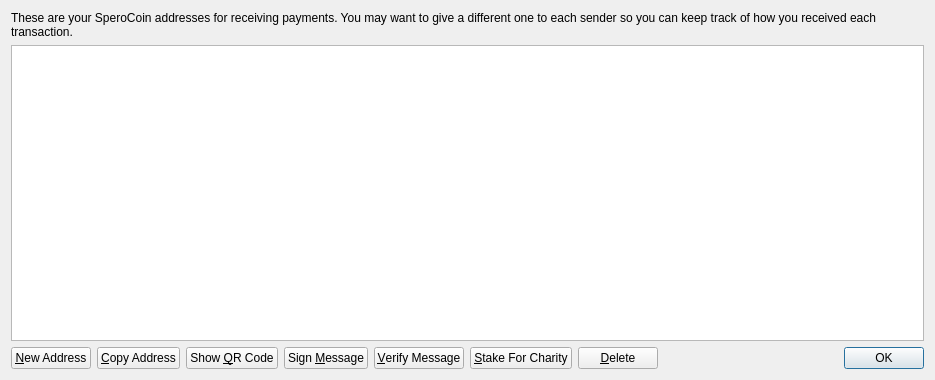
This is src/qt/forms/addressbookpage.ui in LightBurdenOfficial/SperoCoin as Qt 5 draws it before an edit. The edited form follows.
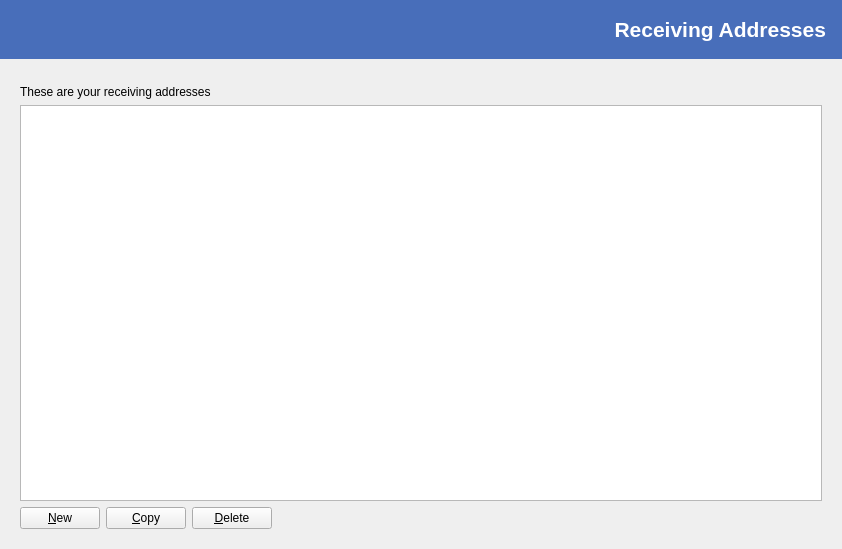
This is the edited form. Icons and pictures are not drawn.

Commit message:
[HARD FORK] SperoCoin v.2.7.0.0
Seja bem vindo à nova fase da SperoCoin!
Apresentamos ao público o novo código-fonte da SPERO, totalmente atualizado e com muitas novidades, além de diversas melhorias.

#JuntosSomosMaisFortes

Patch:
```diff
--- a/src/qt/forms/addressbookpage.ui
+++ b/src/qt/forms/addressbookpage.ui
@@ -6,24 +6,89 @@
    <rect>
     <x>0</x>
     <y>0</y>
-    <width>935</width>
-    <height>380</height>
+    <width>842</width>
+    <height>549</height>
    </rect>
   </property>
-  <property name="windowTitle">
-   <string>Address Book</string>
-  </property>
-  <property name="styleSheet">
-   <string notr="true"/>
-  </property>
   <layout class="QVBoxLayout" name="verticalLayout">
+   <property name="leftMargin">
+    <number>0</number>
+   </property>
+   <property name="topMargin">
+    <number>0</number>
+   </property>
+   <property name="rightMargin">
+    <number>0</number>
+   </property>
+   <property name="bottomMargin">
+    <number>0</number>
+   </property>
+   <item>
+    <widget class="QLabel" name="pageTitle">
+     <property name="minimumSize">
+      <size>
+       <width>0</width>
+       <height>59</height>
+      </size>
+     </property>
+     <property name="font">
+      <font>
+       <pointsize>16</pointsize>
+       <weight>75</weight>
+       <bold>true</bold>
+      </font>
+     </property>
+     <property name="styleSheet">
+      <string notr="true">background-color: #486EBA; color: white;padding-right: 10px;</string>
+     </property>
+     <property name="text">
+      <string>Receiving Addresses</string>
+     </property>
+     <property name="alignment">
+      <set>Qt::AlignRight|Qt::AlignTrailing|Qt::AlignVCenter</set>
+     </property>
+    </widget>
+   </item>
+   <item>
+    <spacer name="verticalSpacer">
+     <property name="orientation">
+      <enum>Qt::Vertical</enum>
+     </property>
+     <property name="sizeType">
+      <enum>QSizePolicy::Minimum</enum>
+     </property>
+     <property name="sizeHint" stdset="0">
+      <size>
+       <width>20</width>
+       <height>20</height>
+      </size>
+     </property>
+    </spacer>
+   </item>
+   <item>
+    <layout class="QHBoxLayout" name="horizontalLayout_2">
+     <item>
+      <spacer name="horizontalSpacer_2">
+       <property name="orientation">
+        <enum>Qt::Horizontal</enum>
+       </property>
+       <property name="sizeType">
+        <enum>QSizePolicy::Minimum</enum>
+       </property>
+       <property name="sizeHint" stdset="0">
+        <size>
+         <width>20</width>
+         <height>20</height>
+        </size>
+       </property>
+      </spacer>
+     </item>
+     <item>
+      <layout class="QVBoxLayout" name="verticalLayout_3">
    <item>
     <widget class="QLabel" name="labelExplanation">
-     <property name="styleSheet">
-      <string notr="true"/>
-     </property>
      <property name="text">
-      <string>These are your SperoCoin addresses for receiving payments. You may want to give a different one to each sender so you can keep track of how you received each transaction.</string>
+          <string>These are your receiving addresses</string>
      </property>
      <property name="textFormat">
       <enum>Qt::PlainText</enum>
@@ -39,10 +104,7 @@
       <enum>Qt::CustomContextMenu</enum>
      </property>
      <property name="toolTip">
-      <string>Double-click to edit address or label</string>
-     </property>
-     <property name="styleSheet">
-      <string notr="true"/>
+          <string>Right-click to edit address or label</string>
      </property>
      <property name="tabKeyNavigation">
       <bool>false</bool>
@@ -71,16 +133,16 @@
        <property name="toolTip">
         <string>Create a new address</string>
        </property>
-       <property name="styleSheet">
-        <string notr="true"/>
-       </property>
        <property name="text">
-        <string>&amp;New Address</string>
+            <string>&amp;New</string>
        </property>
        <property name="icon">
         <iconset resource="../bitcoin.qrc">
          <normaloff>:/icons/add</normaloff>:/icons/add</iconset>
        </property>
+           <property name="autoDefault">
+            <bool>false</bool>
+           </property>
       </widget>
      </item>
      <item>
@@ -88,88 +150,23 @@
        <property name="toolTip">
         <string>Copy the currently selected address to the system clipboard</string>
        </property>
-       <property name="styleSheet">
-        <string notr="true"/>
-       </property>
        <property name="text">
-        <string>&amp;Copy Address</string>
+            <string>&amp;Copy</string>
        </property>
        <property name="icon">
         <iconset resource="../bitcoin.qrc">
          <normaloff>:/icons/editcopy</normaloff>:/icons/editcopy</iconset>
        </property>
-      </widget>
-     </item>
-     <item>
-      <widget class="QPushButton" name="showQRCode">
-       <property name="styleSheet">
-        <string notr="true"/>
-       </property>
-       <property name="text">
-        <string>Show &amp;QR Code</string>
-       </property>
-       <property name="icon">
-        <iconset resource="../bitcoin.qrc">
-         <normaloff>:/icons/qrcode</normaloff>:/icons/qrcode</iconset>
-       </property>
+           <property name="autoDefault">
+            <bool>false</bool>
+           </property>
       </widget>
      </item>
      <item>
-      <widget class="QPushButton" name="signMessage">
-       <property name="toolTip">
-        <string>Sign a message to prove you own a SperoCoin address</string>
-       </property>
-       <property name="styleSheet">
-        <string notr="true"/>
-       </property>
-       <property name="text">
-        <string>Sign &amp;Message</string>
-       </property>
-       <property name="icon">
-        <iconset resource="../bitcoin.qrc">
-         <normaloff>:/icons/edit</normaloff>:/icons/edit</iconset>
-       </property>
-      </widget>
-     </item>
-     <item>
-      <widget class="QPushButton" name="verifyMessage">
-       <property name="toolTip">
-        <string>Verify a message to ensure it was signed with a specified SperoCoin address</string>
-       </property>
-       <property name="styleSheet">
-        <string notr="true"/>
-       </property>
-       <property name="text">
-        <string>&amp;Verify Message</string>
-       </property>
-       <property name="icon">
-        <iconset resource="../bitcoin.qrc">
-         <normaloff>:/icons/transaction_0</normaloff>:/icons/transaction_0</iconset>
-       </property>
-      </widget>
-     </item>
-     <item>
-      <widget class="QPushButton" name="stakeForCharityPushButton">
-       <property name="toolTip">
-        <string>Stake for charity</string>
-       </property>
-       <property name="text">
-        <string>&amp;Stake For Charity</string>
-       </property>
-       <property name="icon">
-        <iconset resource="../bitcoin.qrc">
-         <normaloff>:/icons/charity_on</normaloff>:/icons/charity_on</iconset>
-       </property>
-      </widget>
-     </item>
-     <item>
-      <widget class="QPushButton" name="deleteButton">
+          <widget class="QPushButton" name="deleteAddress">
        <property name="toolTip">
         <string>Delete the currently selected address from the list</string>
        </property>
-       <property name="styleSheet">
-        <string notr="true"/>
-       </property>
        <property name="text">
         <string>&amp;Delete</string>
        </property>
@@ -177,6 +174,9 @@
         <iconset resource="../bitcoin.qrc">
          <normaloff>:/icons/remove</normaloff>:/icons/remove</iconset>
        </property>
+           <property name="autoDefault">
+            <bool>false</bool>
+           </property>
       </widget>
      </item>
      <item>
@@ -192,24 +192,44 @@
        </property>
       </spacer>
      </item>
+        </layout>
+       </item>
+      </layout>
+     </item>
      <item>
-      <widget class="QDialogButtonBox" name="buttonBox">
-       <property name="sizePolicy">
-        <sizepolicy hsizetype="Maximum" vsizetype="Fixed">
-         <horstretch>0</horstretch>
-         <verstretch>0</verstretch>
-        </sizepolicy>
+      <spacer name="horizontalSpacer_3">
+       <property name="orientation">
+        <enum>Qt::Horizontal</enum>
        </property>
-       <property name="styleSheet">
-        <string notr="true"/>
+       <property name="sizeType">
+        <enum>QSizePolicy::Minimum</enum>
        </property>
-       <property name="standardButtons">
-        <set>QDialogButtonBox::Ok</set>
+       <property name="sizeHint" stdset="0">
+        <size>
+         <width>20</width>
+         <height>20</height>
+        </size>
        </property>
-      </widget>
+      </spacer>
      </item>
     </layout>
    </item>
+   <item>
+    <spacer name="verticalSpacer_2">
+     <property name="orientation">
+      <enum>Qt::Vertical</enum>
+     </property>
+     <property name="sizeType">
+      <enum>QSizePolicy::Minimum</enum>
+     </property>
+     <property name="sizeHint" stdset="0">
+      <size>
+       <width>20</width>
+       <height>20</height>
+      </size>
+     </property>
+    </spacer>
+   </item>
   </layout>
  </widget>
  <resources>
```
Left out of the diff: 4 changed lines with no effect on the pictures. Lines whose indentation alone changed are shown as unchanged. The commit also changes 2144 other files.
